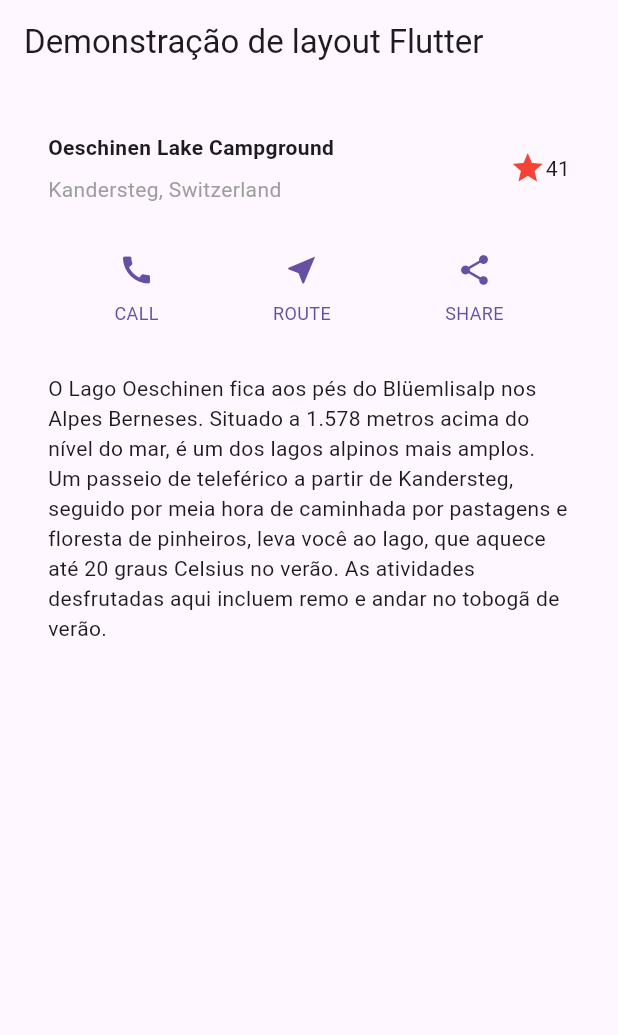
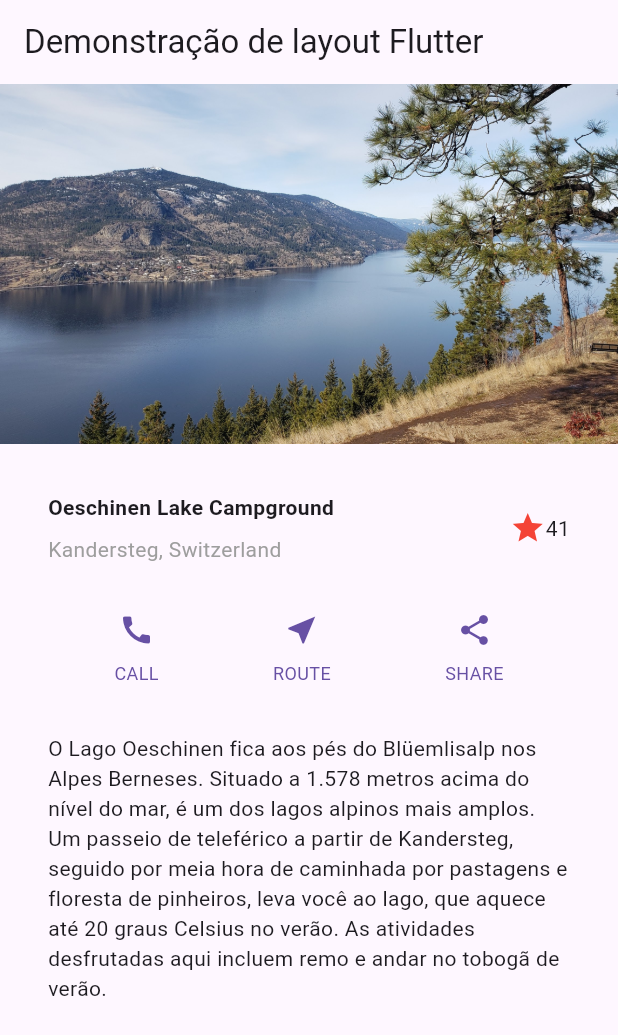
Before and after one commit to MariLFO/estacio-mundo4-missao-nivel-2, a Flutter app: the screen it shows after launch, on a phone screen of 412 x 824 dp. Shown: the top 1035 px of the screen. Run offline on Flutter 3.47's test engine with Material 3 defaults, Android fonts, the phone set to English and light mode, and no system bars.

Commit message:
MissaoPratica - Adicionando uma Imagem

```diff
--- a/MissaoPratica/explore_mundo/lib/main.dart
+++ b/MissaoPratica/explore_mundo/lib/main.dart
@@ -90,6 +90,12 @@ class MyApp extends StatelessWidget {
         ),
         body: Column(
           children: [
+            Image.asset(
+              'images/lake.jpg',
+              width: 600,
+              height: 240,
+              fit: BoxFit.cover,
+            ),
             titleSection,
             buttonSection,
             textSection,
--- a/MissaoPratica/explore_mundo/pubspec.yaml
+++ b/MissaoPratica/explore_mundo/pubspec.yaml
@@ -88,3 +88,5 @@ flutter:
   #
   # For details regarding fonts from package dependencies,
   # see https://flutter.dev/custom-fonts/#from-packages
+  assets:
+    - images/lake.jpg
```
Also changed, not shown: MissaoPratica/explore_mundo/images/lake.jpg (added), 2 other files.
